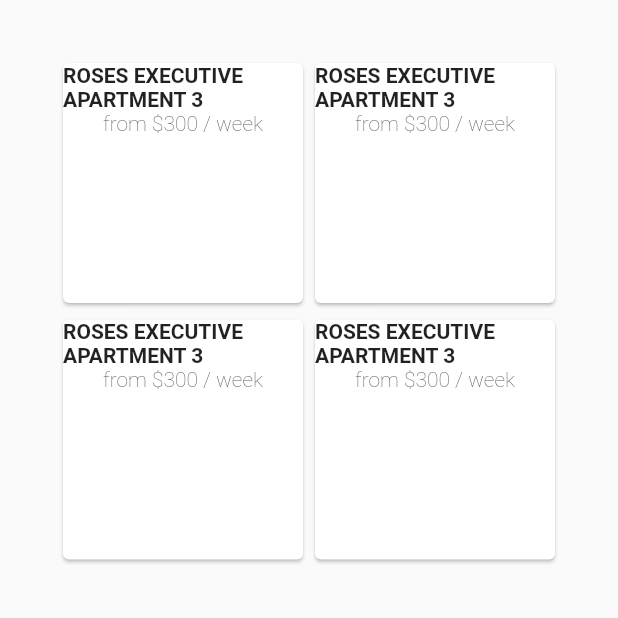
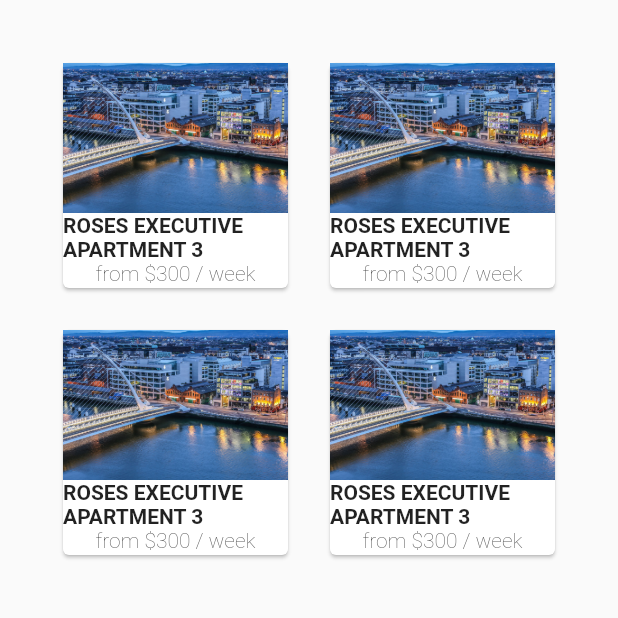
Before and after one commit to karmabe1iver/sampleui, a Flutter app: the GridList screen opened directly, on a phone screen of 412 x 824 dp, the top half of it. Run offline on Flutter 3.47's test engine with Material 2 defaults, Android fonts, the phone set to English and light mode, and no system bars.

Commit message:
grid view added

```diff
--- a/lib/widget/gridlist.dart
+++ b/lib/widget/gridlist.dart
@@ -10,7 +10,8 @@ class GridList extends StatelessWidget {
         padding: const EdgeInsets.all(38.0),
         child:
         GridView.count(crossAxisCount: 2,
-            mainAxisSpacing: 3.0,
+            mainAxisSpacing: 20.0,
+            crossAxisSpacing: 20.0,
             children: List.generate(details.length, (index){
               return
                  Container(
@@ -22,20 +23,21 @@ class GridList extends StatelessWidget {
                       children: [
 
                         Container(
-                    decoration: BoxDecoration(
-                        image: DecorationImage(
-                      image:   AssetImage(details[index].imag,
-                     ),
-                     fit: BoxFit.cover,
-                    ),
-                    ) ,
-                          //child: Image.asset(details[index].imag,
-                           // height: 100,
-                            //width: 100,
+                  //  decoration: BoxDecoration(
+                    //    image: DecorationImage(
+                      //image:   AssetImage(details[index].imag,
+                     //),
+                     //fit: BoxFit.cover,
 
-                           // fit: BoxFit.cover,),
-                       // ),
-                        ),
+                    //),
+                   // )
+                          child: Image.asset(details[index].imag,
+                            height: 100,
+                            width: double.infinity,
+
+                            fit: BoxFit.cover,),
+                       ),
+                        //),
                         Text(details[index].name,
                         maxLines: 2,
                         style: TextStyle(
```
